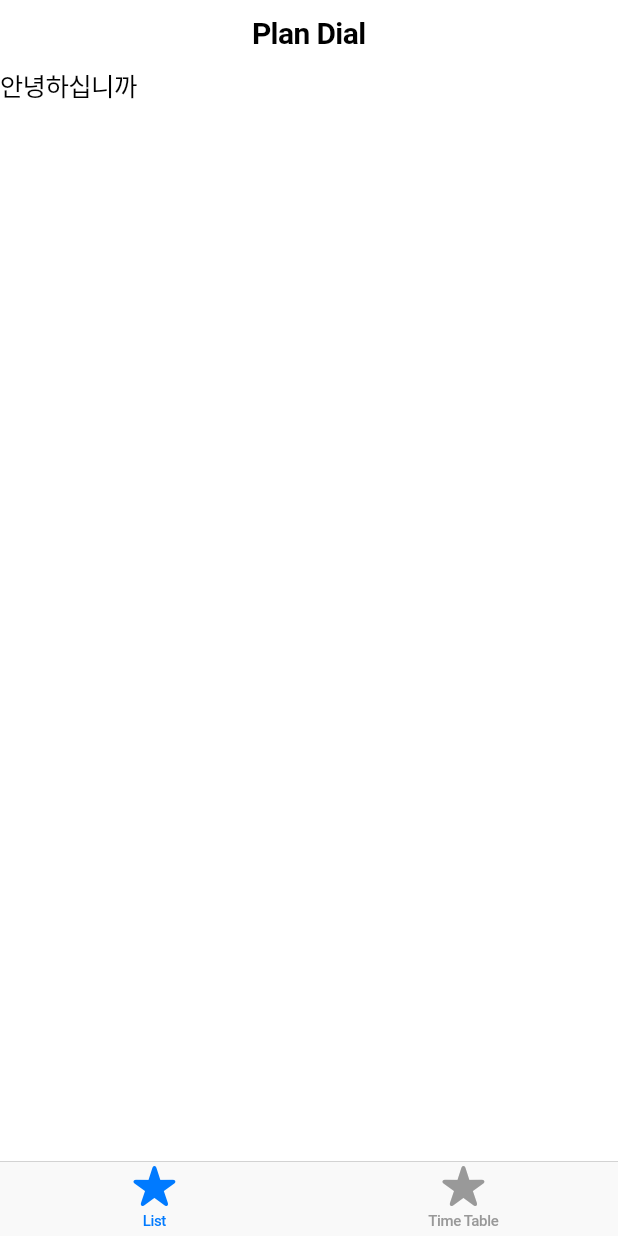
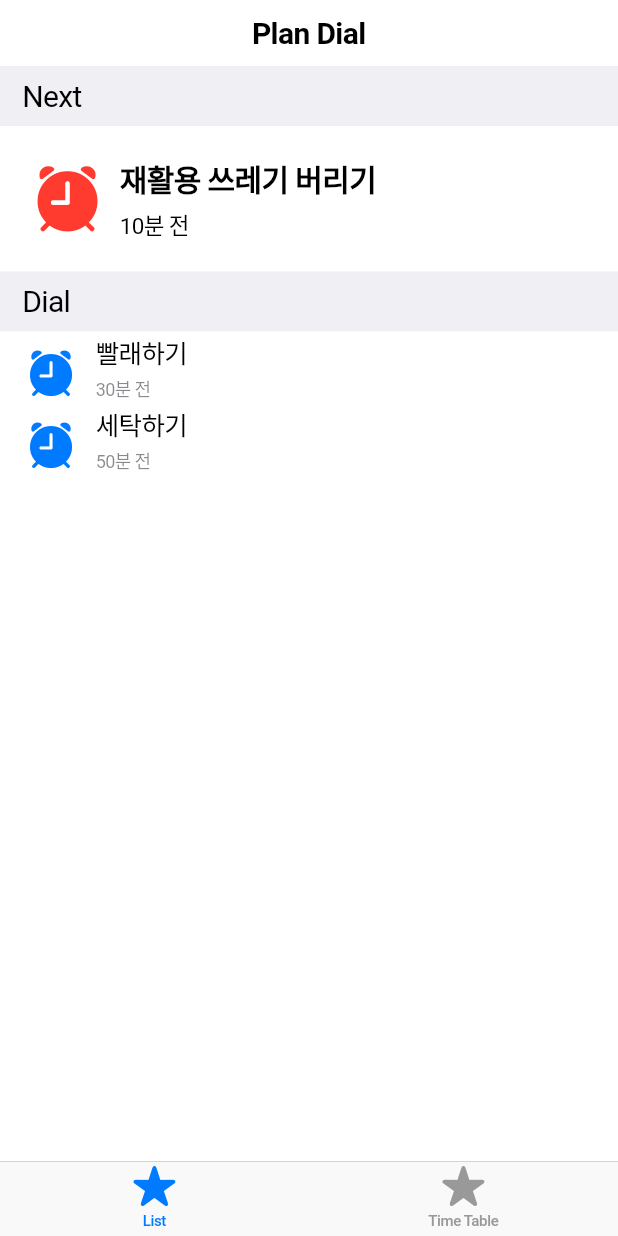
Before and after one commit to ProjectFRIDAY/Plan-Dial-Renewal, a Flutter app: the screen it shows after launch, on a phone screen of 412 x 824 dp. Run offline on Flutter 3.47's test engine with Material 2 defaults, Android fonts, the light colour scheme and no system bars; missing offline and left inert: cupertino_list_tile.

Commit message:
feat : 메인 페이지 완성
메인 페이지 화면 UI를 완성함.

```diff
--- a/lib/screens/main.dart
+++ b/lib/screens/main.dart
@@ -1,3 +1,6 @@
+import 'dart:ui';
+
+import 'package:cupertino_list_tile/cupertino_list_tile.dart';
 import 'package:flutter/cupertino.dart';
 import 'package:plan_dial_renewal/screens/time_table.dart';
 
@@ -63,10 +66,132 @@ class MyHomePage extends StatelessWidget {
 
   @override
   Widget build(BuildContext context) {
-    return const CupertinoPageScaffold(
+    return CupertinoPageScaffold(
       child: SafeArea(
-        child: Text("안녕하십니까"),
+        child: Column(
+          children: [
+            const ListIndexWidget("Next"),
+            const MainTile(
+              title: '재활용 쓰레기 버리기',
+              subtitle: '10분 전',
+              icon: Icon(
+                CupertinoIcons.alarm_fill,
+                color: CupertinoColors.systemRed,
+                size: 50,
+              ),
+            ),
+            const ListIndexWidget("Dial"),
+            Expanded(child: ListViewWidget(CupertinoColors.systemBlue)),
+          ],
+          crossAxisAlignment: CrossAxisAlignment.stretch,
+        ),
       ),
     );
   }
 }
+
+// 추후 동적 생성으로 변경 필요
+class ListViewWidget extends StatelessWidget {
+  late final Icon icon;
+
+  ListViewWidget(Color color, {Key? key}) : super(key: key) {
+    icon = Icon(
+      CupertinoIcons.alarm_fill,
+      color: color,
+      size: 35,
+    );
+  }
+
+  @override
+  Widget build(BuildContext context) {
+    return ListView(
+      children: [
+        CupertinoListTile(
+          //leading. 타일 앞에 표시되는 위젯. 참고로 타일 뒤에는 trailing 위젯으로 사용 가능
+          leading: icon,
+          title: const Text('빨래하기'),
+          subtitle: const Text('30분 전'),
+          border: const Border(),
+        ),
+        CupertinoListTile(
+          //leading. 타일 앞에 표시되는 위젯. 참고로 타일 뒤에는 trailing 위젯으로 사용 가능
+          leading: icon,
+          title: const Text('세탁하기'),
+          subtitle: const Text('50분 전'),
+          border: const Border(),
+        ),
+      ],
+    );
+  }
+}
+
+class ListIndexWidget extends StatelessWidget {
+  final String title;
+
+  const ListIndexWidget(this.title, {Key? key}) : super(key: key);
+
+  @override
+  Widget build(BuildContext context) {
+    return Container(
+      child: Text(
+        title,
+        style: const TextStyle(fontSize: 20),
+      ),
+      decoration: const BoxDecoration(
+        color: CupertinoColors.extraLightBackgroundGray,
+      ),
+      height: 40,
+      padding: const EdgeInsets.fromLTRB(15, 8, 0, 0),
+    );
+  }
+}
+
+class MainTile extends StatelessWidget {
+  final String title;
+  final String subtitle;
+  final Icon icon;
+
+  const MainTile(
+      {Key? key,
+      required this.title,
+      required this.subtitle,
+      required this.icon})
+      : super(key: key);
+
+  @override
+  Widget build(BuildContext context) {
+    return Padding(
+      child: Row(
+        crossAxisAlignment: CrossAxisAlignment.center,
+        children: [
+          icon,
+          Padding(
+            padding: const EdgeInsets.only(left: 10.0),
+            child: Column(
+              crossAxisAlignment: CrossAxisAlignment.start,
+              children: [
+                Text(
+                  title,
+                  style: const TextStyle(
+                    fontWeight: FontWeight.bold,
+                    fontSize: 20,
+                  ),
+                ),
+                Padding(
+                  child: Text(
+                    subtitle,
+                    style: const TextStyle(
+                      fontSize: 15,
+                    ),
+                  ),
+                  padding: const EdgeInsets.only(top: 5.0),
+                ),
+              ],
+            ),
+          ),
+        ],
+      ),
+      padding: const EdgeInsets.all(20),
+    );
+  }
+}
--- a/pubspec.yaml
+++ b/pubspec.yaml
@@ -34,6 +34,8 @@ dependencies:
   # The following adds the Cupertino Icons font to your application.
   # Use with the CupertinoIcons class for iOS style icons.
   cupertino_icons: ^1.0.2
+
+  cupertino_list_tile: ^0.2.0
 
 dev_dependencies:
   flutter_test:
```
Also changed, not shown: pubspec.lock.
